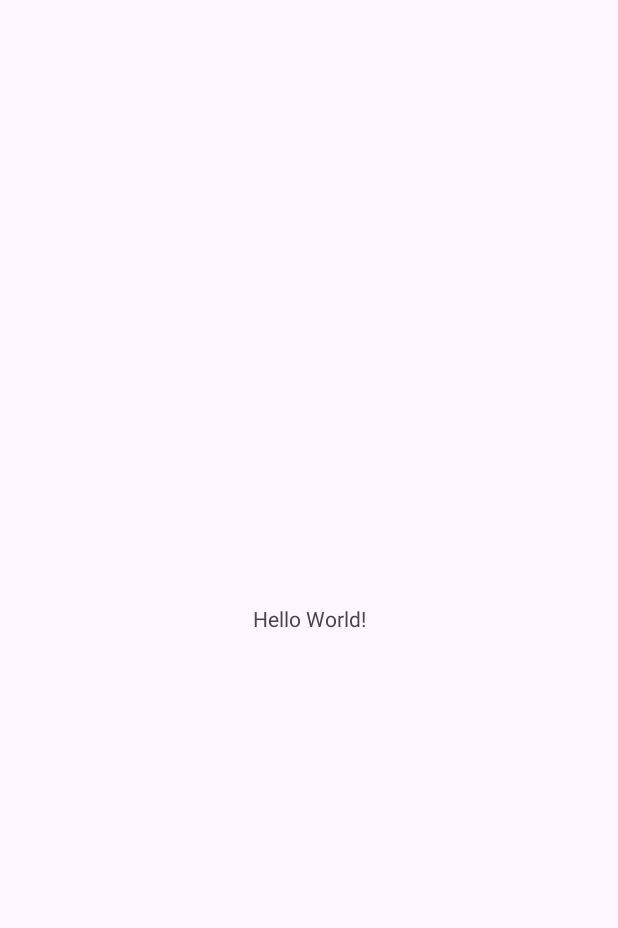
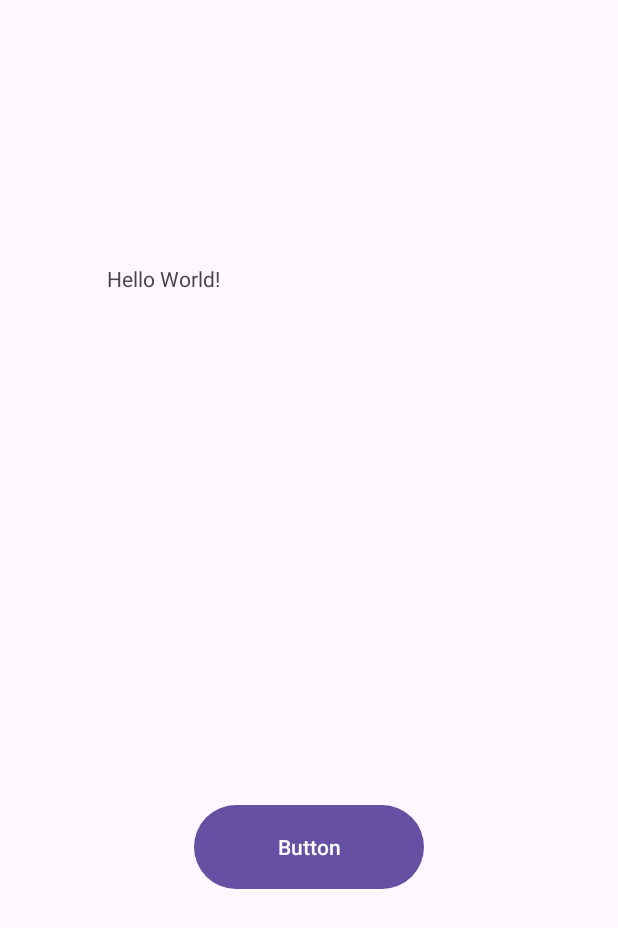
Before and after one commit to Juanmiinsti/Proyecto-Final, an Android app: the screen it shows after launch (MainActivity), on a phone screen of 412 x 824 dp. Before the commit the part shown is almost empty. Shown: the top 928 px of the screen. Run offline under Robolectric (Android 15) with nearby library versions, the phone set to English and light mode, and no system bars.

Commit message:
primeras pruebas con la app

```diff
--- a/AppFightball/app/build.gradle.kts
+++ b/AppFightball/app/build.gradle.kts
@@ -37,6 +37,8 @@ dependencies {
     implementation(libs.material)
     implementation(libs.activity)
     implementation(libs.constraintlayout)
+    implementation (libs.retrofit.v220)
+    implementation(libs.squareup.converter.gson)
     testImplementation(libs.junit)
     androidTestImplementation(libs.ext.junit)
     androidTestImplementation(libs.espresso.core)
--- a/AppFightball/app/src/main/AndroidManifest.xml
+++ b/AppFightball/app/src/main/AndroidManifest.xml
@@ -1,7 +1,7 @@
 <?xml version="1.0" encoding="utf-8"?>
 <manifest xmlns:android="http://schemas.android.com/apk/res/android"
     xmlns:tools="http://schemas.android.com/tools">
-
+    <uses-permission android:name="android.permission.INTERNET"/>
     <application
         android:allowBackup="true"
         android:dataExtractionRules="@xml/data_extraction_rules"
--- /dev/null
+++ b/AppFightball/app/src/main/java/com/example/fightball/API/ApiInterface.java
@@ -0,0 +1,13 @@
+package com.example.fightball.API;
+
+import com.example.fightball.PostModels.CharacterModel;
+
+import java.util.List;
+
+import retrofit2.Call;
+import retrofit2.http.GET;
+
+public interface ApiInterface {
+    @GET("/api/characters")
+    Call<List <CharacterModel>> getCharacters();
+}
--- /dev/null
+++ b/AppFightball/app/src/main/java/com/example/fightball/API/RetroFitBuilder.java
@@ -0,0 +1,34 @@
+package com.example.fightball.API;
+
+import com.google.gson.Gson;
+
+import retrofit2.Retrofit;
+import retrofit2.converter.gson.GsonConverterFactory;
+
+
+public class RetroFitBuilder {
+    private static RetroFitBuilder instance=null;
+    public String URL="http://localhost:8080/api";
+    private Retrofit.Builder builder;
+    private ApiInterface apiInterface;
+
+    private RetroFitBuilder(){
+    }
+    public  static RetroFitBuilder getInstance(){
+        if (instance==null){
+            instance=new RetroFitBuilder();
+        }
+        return instance;
+    }
+    public void build(String url){
+        builder = new Retrofit.Builder();
+        builder.baseUrl(url);
+        builder.addConverterFactory(GsonConverterFactory.create());
+        Retrofit retrofit = builder.build();
+        apiInterface=retrofit.create(ApiInterface.class);
+
+    }
+    public ApiCalls callApi(){
+        return new ApiCalls(apiInterface);
+    }
+}
--- a/AppFightball/app/src/main/java/com/example/fightball/MainActivity.java
+++ b/AppFightball/app/src/main/java/com/example/fightball/MainActivity.java
@@ -1,6 +1,10 @@
 package com.example.fightball;
 
 import android.os.Bundle;
+import android.view.View;
+import android.widget.Button;
+import android.widget.TextView;
+import android.widget.Toast;
 
 import androidx.activity.EdgeToEdge;
 import androidx.appcompat.app.AppCompatActivity;
@@ -8,7 +12,18 @@ import androidx.core.graphics.Insets;
 import androidx.core.view.ViewCompat;
 import androidx.core.view.WindowInsetsCompat;
 
+import com.example.fightball.API.RetroFitBuilder;
+import com.example.fightball.PostModels.CharacterModel;
+
+import java.util.List;
+
+import retrofit2.Call;
+import retrofit2.Callback;
+import retrofit2.Response;
+
 public class MainActivity extends AppCompatActivity {
+
+    RetroFitBuilder retroFitBuilder=RetroFitBuilder.getInstance();
 
     @Override
     protected void onCreate(Bundle savedInstanceState) {
@@ -20,5 +35,30 @@ public class MainActivity extends AppCompatActivity {
             v.setPadding(systemBars.left, systemBars.top, systemBars.right, systemBars.bottom);
             return insets;
         });
+        config();
+    }
+    public  void  config(){
+        retroFitBuilder.build("http://localhost:8080");
+        Button botonprueba=findViewById(R.id.buttonTest);
+        TextView textView =findViewById(R.id.textTest);
+
+        botonprueba.setOnClickListener(new View.OnClickListener() {
+            @Override
+            public void onClick(View v) {
+
+                Call <List<CharacterModel>> call=retroFitBuilder.callApi().getCharacters();
+                call.enqueue(new Callback<List<CharacterModel>>() {
+                    @Override
+                    public void onResponse(Call<List<CharacterModel>> call, Response<List<CharacterModel>> response) {
+                        textView.setText(response.body().toString());
+                    }
+
+                    @Override
+                    public void onFailure(Call<List<CharacterModel>> call, Throwable t) {
+
+                    }
+                });
+            }
+        });
     }
 }
--- a/AppFightball/app/src/main/res/layout/activity_main.xml
+++ b/AppFightball/app/src/main/res/layout/activity_main.xml
@@ -8,12 +8,26 @@
     tools:context=".MainActivity">
 
     <TextView
-        android:layout_width="wrap_content"
-        android:layout_height="wrap_content"
+        android:id="@+id/textTest"
+        android:layout_width="258dp"
+        android:layout_height="200dp"
         android:text="Hello World!"
         app:layout_constraintBottom_toBottomOf="parent"
         app:layout_constraintEnd_toEndOf="parent"
+        app:layout_constraintHorizontal_bias="0.463"
         app:layout_constraintStart_toStartOf="parent"
-        app:layout_constraintTop_toTopOf="parent" />
+        app:layout_constraintTop_toTopOf="parent"
+        app:layout_constraintVertical_bias="0.282" />
+
+    <Button
+        android:id="@+id/buttonTest"
+        android:layout_width="153dp"
+        android:layout_height="64dp"
+        android:text="Button"
+        app:layout_constraintBottom_toBottomOf="parent"
+        app:layout_constraintEnd_toEndOf="parent"
+        app:layout_constraintStart_toStartOf="parent"
+        app:layout_constraintTop_toTopOf="parent"
+        app:layout_constraintVertical_bias="0.701" />
 
 </androidx.constraintlayout.widget.ConstraintLayout>
```
Also changed, not shown: AppFightball/app/src/main/java/com/example/fightball/API/ApiCalls.java (added, +17 -0 lines), AppFightball/app/src/main/java/com/example/fightball/PostModels/CharacterModel.java (added, +69 -0 lines), AppFightball/gradle/libs.versions.toml (+10 -0 lines), AppFightball/build.gradle.kts (line endings or trailing spaces), Proyecto Ejemplo/jsonCompleto/PMDM/gradle/wrapper/gradle-wrapper.properties, 3 other files.
